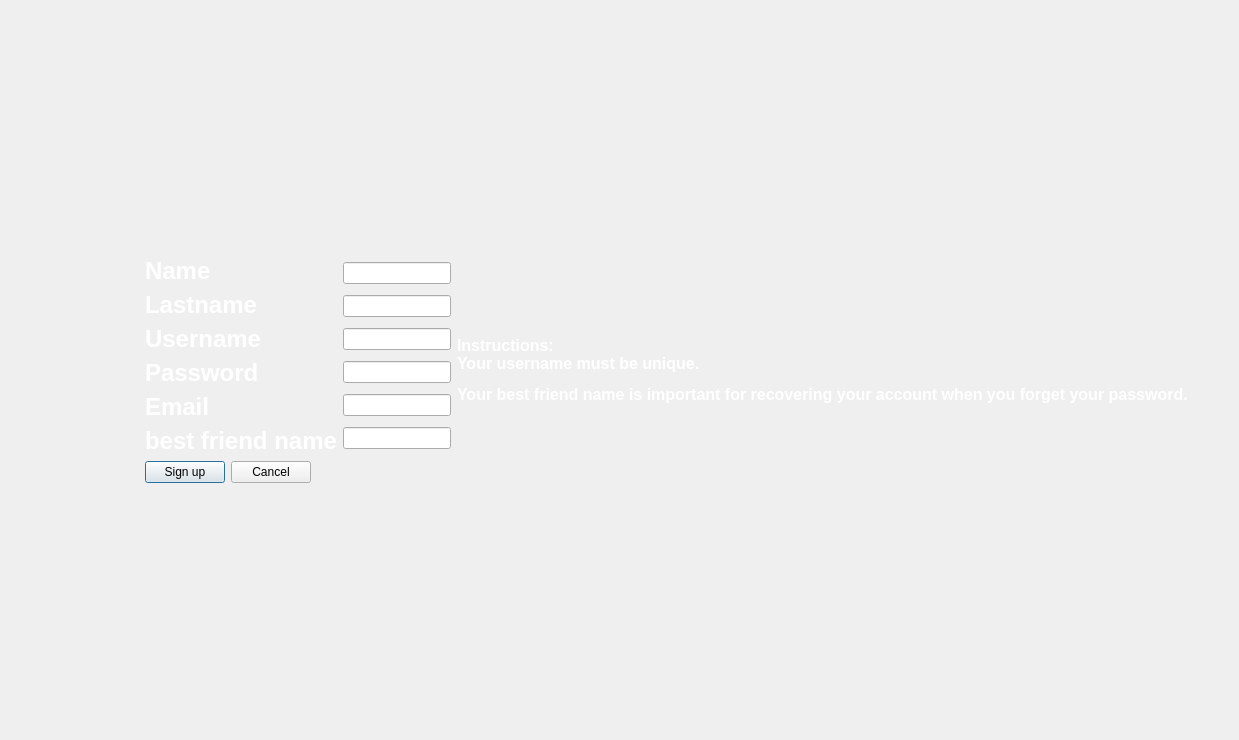
This is ui/signupwindow.ui in Avesta85/JukeBox as Qt 5 draws it before an edit. The edited form follows.
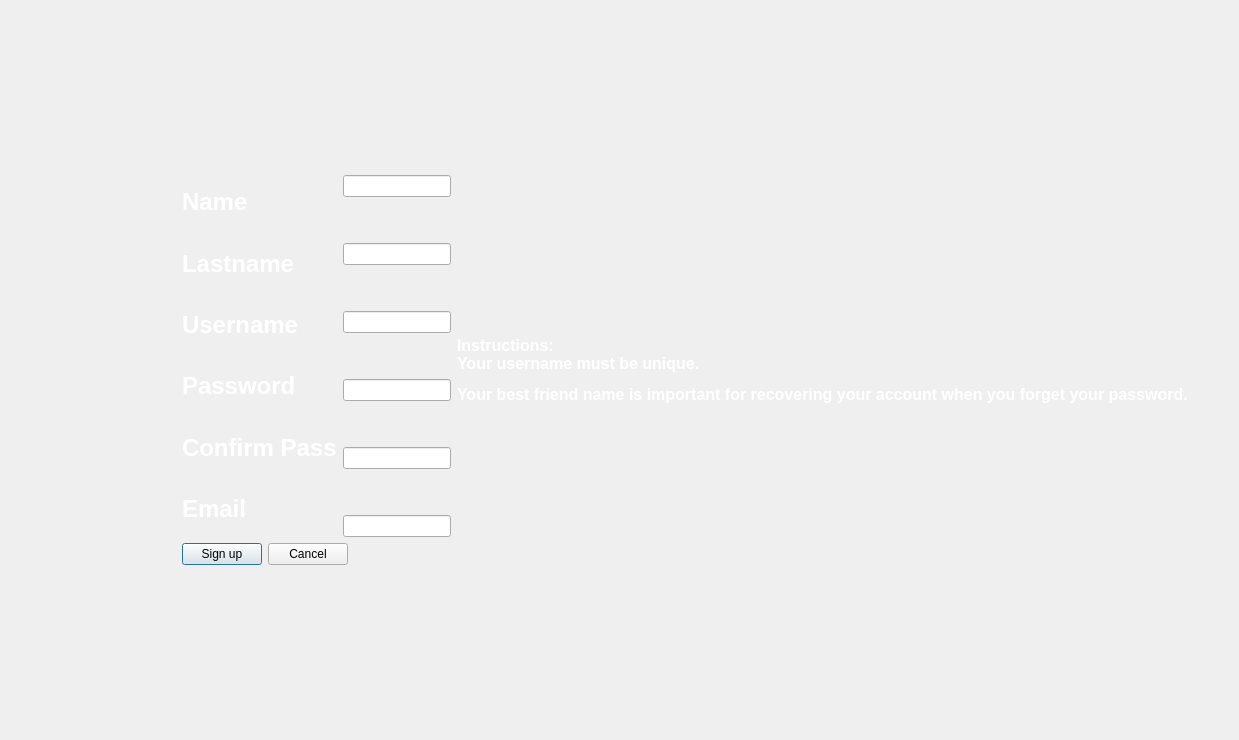
This is the edited form. Icons and pictures are not drawn.

Patch:
```diff
--- a/ui/signupwindow.ui
+++ b/ui/signupwindow.ui
@@ -72,6 +72,13 @@
              </property>
             </widget>
            </item>
+           <item>
+            <widget class="QLabel" name="label">
+             <property name="text">
+              <string>&lt;html&gt;&lt;head/&gt;&lt;body&gt;&lt;p&gt;&lt;span style=&quot; font-size:18pt; font-weight:700;color:white&quot;&gt;Confirm Pass&lt;/span&gt;&lt;/p&gt;&lt;/body&gt;&lt;/html&gt;</string>
+             </property>
+            </widget>
+           </item>
            <item>
             <widget class="QLabel" name="label_Email">
              <property name="text">
@@ -79,13 +86,6 @@
              </property>
             </widget>
            </item>
-           <item>
-            <widget class="QLabel" name="label_secure_word">
-             <property name="text">
-              <string>&lt;html&gt;&lt;head/&gt;&lt;body&gt;&lt;p&gt;&lt;span style=&quot; font-size:18pt; font-weight:700;color:white;&quot;&gt;best friend name&lt;/span&gt;&lt;/p&gt;&lt;/body&gt;&lt;/html&gt;</string>
-             </property>
-            </widget>
-           </item>
           </layout>
          </item>
          <item>
@@ -97,6 +97,19 @@
              </item>
             </layout>
            </item>
+           <item>
+            <spacer name="verticalSpacer_6">
+             <property name="orientation">
+              <enum>Qt::Orientation::Vertical</enum>
+             </property>
+             <property name="sizeHint" stdset="0">
+              <size>
+               <width>20</width>
+               <height>40</height>
+              </size>
+             </property>
+            </spacer>
+           </item>
            <item>
             <layout class="QHBoxLayout" name="horizontalLayout_2">
              <item>
@@ -104,6 +117,19 @@
              </item>
             </layout>
            </item>
+           <item>
+            <spacer name="verticalSpacer_5">
+             <property name="orientation">
+              <enum>Qt::Orientation::Vertical</enum>
+             </property>
+             <property name="sizeHint" stdset="0">
+              <size>
+               <width>20</width>
+               <height>40</height>
+              </size>
+             </property>
+            </spacer>
+           </item>
            <item>
             <layout class="QHBoxLayout" name="horizontalLayout_3">
              <item>
@@ -111,6 +137,19 @@
              </item>
             </layout>
            </item>
+           <item>
+            <spacer name="verticalSpacer_4">
+             <property name="orientation">
+              <enum>Qt::Orientation::Vertical</enum>
+             </property>
+             <property name="sizeHint" stdset="0">
+              <size>
+               <width>20</width>
+               <height>40</height>
+              </size>
+             </property>
+            </spacer>
+           </item>
            <item>
             <layout class="QHBoxLayout" name="horizontalLayout_4">
              <item>
@@ -118,6 +157,35 @@
              </item>
             </layout>
            </item>
+           <item>
+            <spacer name="verticalSpacer_7">
+             <property name="orientation">
+              <enum>Qt::Orientation::Vertical</enum>
+             </property>
+             <property name="sizeHint" stdset="0">
+              <size>
+               <width>20</width>
+               <height>40</height>
+              </size>
+             </property>
+            </spacer>
+           </item>
+           <item>
+            <widget class="QLineEdit" name="lineEdit_confirm_pass"/>
+           </item>
+           <item>
+            <spacer name="verticalSpacer_3">
+             <property name="orientation">
+              <enum>Qt::Orientation::Vertical</enum>
+             </property>
+             <property name="sizeHint" stdset="0">
+              <size>
+               <width>20</width>
+               <height>40</height>
+              </size>
+             </property>
+            </spacer>
+           </item>
            <item>
             <layout class="QHBoxLayout" name="horizontalLayout_5">
              <item>
@@ -125,13 +193,6 @@
              </item>
             </layout>
            </item>
-           <item>
-            <layout class="QHBoxLayout" name="horizontalLayout_6">
-             <item>
-              <widget class="QLineEdit" name="lineEdit_secure_word"/>
-             </item>
-            </layout>
-           </item>
           </layout>
          </item>
         </layout>
```
